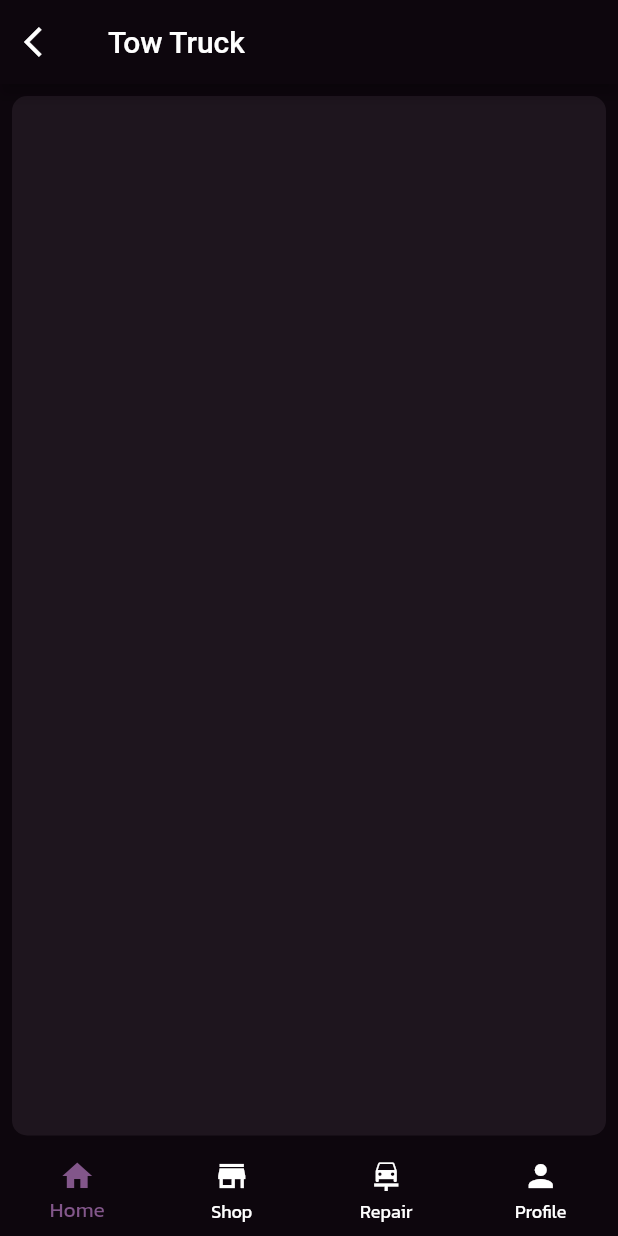
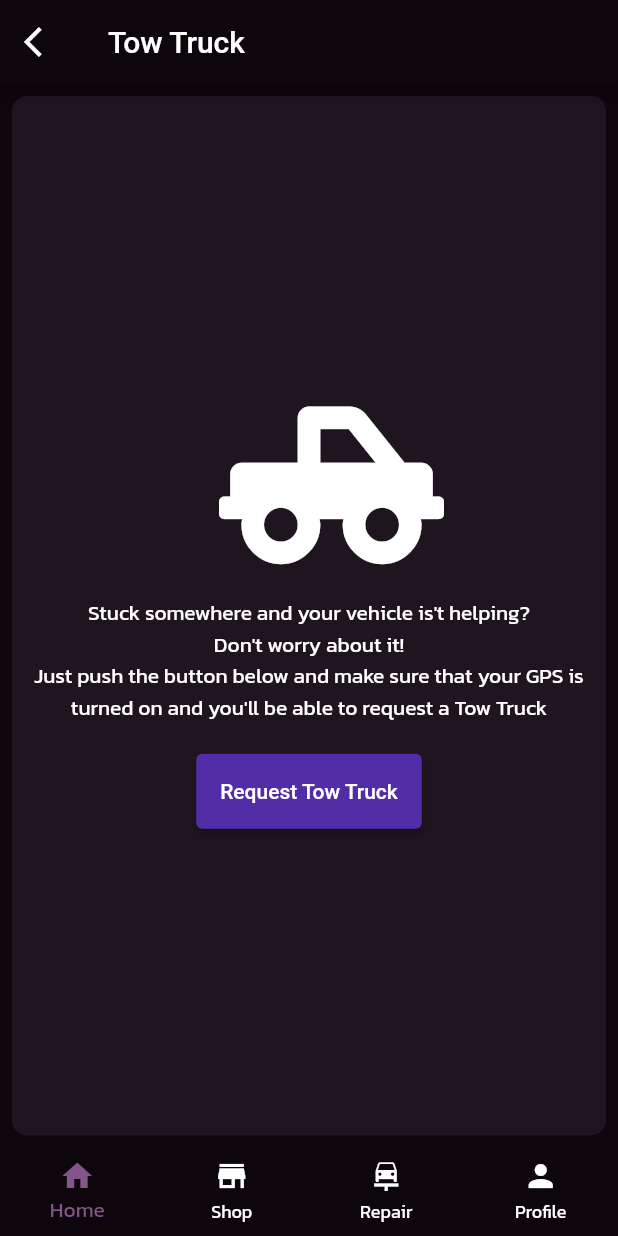
Before and after one commit to maghrabyy/PocketMechnicApp, a Flutter app: the screen it shows after launch, after a tap on "Tow Truck", on a phone screen of 412 x 824 dp. Run offline on Flutter 3.47's test engine with Material 2 defaults, Android fonts, the phone set to English and light mode, and no system bars; our stand-ins replace font_awesome_flutter.

Commit message:
Initiating Tow Truck Page

```diff
--- a/lib/HomePage/vehMaintenanceSection.dart
+++ b/lib/HomePage/vehMaintenanceSection.dart
@@ -1,11 +1,8 @@
 import 'package:flutter/material.dart';
-import 'package:flutter_course/TowTruckPage/towtruck_page.dart';
-import 'package:flutter_course/main.dart';
 import 'package:flutter_course/style.dart';
 import 'package:flutter_course/extractedWidgets/rounded_container.dart';
 import 'package:flutter_course/extractedWidgets/icon_content.dart';
 import 'package:font_awesome_flutter/font_awesome_flutter.dart';
-import 'package:flutter_course/NearbyMechanic Page/nearbymechanic_page.dart';
 
 enum vMaintanceSubServices { nearbyMechanic, towTruck }
 vMaintanceSubServices? selectedSubService;
@@ -29,17 +26,7 @@ class _VehMaintenanceSectionState extends State<VehMaintenanceSection> {
               onPressed: () {
                 setState(() {
                   selectedSubService = vMaintanceSubServices.nearbyMechanic;
-                  Navigator.push(
-                    context,
-                    MaterialPageRoute(
-                      builder: (context) {
-                        return const NavigatingPage(
-                          title: 'Nearby Mechanics',
-                          page: NearbyMechanicPage(),
-                        );
-                      },
-                    ),
-                  );
+                  Navigator.pushNamed(context, 'NearbyMechanicPage');
                 });
               },
               boxColor:
@@ -56,17 +43,7 @@ class _VehMaintenanceSectionState extends State<VehMaintenanceSection> {
               onPressed: () {
                 setState(() {
                   selectedSubService = vMaintanceSubServices.towTruck;
-                  Navigator.push(
-                    context,
-                    MaterialPageRoute(
-                      builder: (context) {
-                        return const NavigatingPage(
-                          title: 'Tow Truck',
-                          page: TowTruckPage(),
-                        );
-                      },
-                    ),
-                  );
+                  Navigator.pushNamed(context, 'TowTruckPage');
                 });
               },
               boxColor: selectedSubService == vMaintanceSubServices.towTruck
--- a/lib/TowTruckPage/towtruck_page.dart
+++ b/lib/TowTruckPage/towtruck_page.dart
@@ -1,6 +1,7 @@
 import 'package:flutter/material.dart';
 import 'package:flutter_course/extractedWidgets/rounded_container.dart';
 import 'package:flutter_course/style.dart';
+import 'package:font_awesome_flutter/font_awesome_flutter.dart';
 
 class TowTruckPage extends StatefulWidget {
   const TowTruckPage({Key? key}) : super(key: key);
@@ -14,6 +15,38 @@ class _TowTruckPageState extends State<TowTruckPage> {
   Widget build(BuildContext context) {
     return RoundedContainer(
       boxColor: containerColor,
+      boxChild: Column(
+        mainAxisAlignment: MainAxisAlignment.center,
+        children: [
+          const Padding(
+            padding: EdgeInsets.all(15.0),
+            child: Icon(
+              FontAwesomeIcons.truckPickup,
+              size: 120,
+            ),
+          ),
+          const Text(
+            'Stuck somewhere and your vehicle is\'t helping?',
+          ),
+          const Text(
+            'Don\'t worry about it!',
+          ),
+          const Text(
+            'Just push the button below and make sure that your GPS is turned on and you\'ll be able to request a Tow Truck',
+            textAlign: TextAlign.center,
+          ),
+          Padding(
+            padding: const EdgeInsets.all(20.0),
+            child: ElevatedButton(
+              style: ElevatedButton.styleFrom(
+                  primary: Colors.deepPurple.shade700,
+                  minimumSize: const Size(140, 50)),
+              onPressed: () {},
+              child: const Text('Request Tow Truck'),
+            ),
+          ),
+        ],
+      ),
     );
   }
 }
--- a/lib/main.dart
+++ b/lib/main.dart
@@ -1,6 +1,9 @@
 import 'package:flutter/material.dart';
 import 'package:flutter_course/style.dart';
 import 'package:flutter_course/HomePage/homepage.dart';
+
+import 'NearbyMechanic Page/nearbymechanic_page.dart';
+import 'TowTruckPage/towtruck_page.dart';
 
 void main() {
   runApp(const MyApp());
@@ -12,30 +15,24 @@ class MyApp extends StatelessWidget {
   Widget build(BuildContext context) {
     return MaterialApp(
       theme: pmTheme(),
-      home: const MainApp(
-        leading: Padding(
-          padding: EdgeInsets.all(8.0),
-          child: ClipOval(
-            child: Image(
-              image: AssetImage('assets/pmLogo3.png'),
+      initialRoute: '/',
+      routes: {
+        '/': (context) => const InitialPage(),
+        'NearbyMechanicPage': (context) => const NavigatingPage(
+              title: 'Nearby Mechanics',
+              page: NearbyMechanicPage(),
             ),
-          ),
-        ),
-        title: 'Pocket Mechanic',
-        actions: [
-          IconButton(
-            onPressed: null,
-            icon: Icon(Icons.more_vert),
-          ),
-        ],
-        body: MyHomePage(),
-      ),
+        'TowTruckPage': (context) => const NavigatingPage(
+              title: 'Tow Truck',
+              page: TowTruckPage(),
+            ),
+      },
     );
   }
 }
 
-class MainApp extends StatelessWidget {
-  const MainApp(
+class Page extends StatelessWidget {
+  const Page(
       {Key? key,
       required this.body,
       required this.title,
@@ -78,6 +75,34 @@ class MainApp extends StatelessWidget {
   }
 }
 
+class InitialPage extends StatelessWidget {
+  const InitialPage({
+    Key? key,
+  }) : super(key: key);
+
+  @override
+  Widget build(BuildContext context) {
+    return const Page(
+      leading: Padding(
+        padding: EdgeInsets.all(8.0),
+        child: ClipOval(
+          child: Image(
+            image: AssetImage('assets/pmLogo3.png'),
+          ),
+        ),
+      ),
+      title: 'Pocket Mechanic',
+      actions: [
+        IconButton(
+          onPressed: null,
+          icon: Icon(Icons.more_vert),
+        ),
+      ],
+      body: MyHomePage(),
+    );
+  }
+}
+
 class NavigatingPage extends StatelessWidget {
   const NavigatingPage({Key? key, required this.title, required this.page})
       : super(key: key);
@@ -85,7 +110,7 @@ class NavigatingPage extends StatelessWidget {
   final Widget page;
   @override
   Widget build(BuildContext context) {
-    return MainApp(
+    return Page(
         leading: IconButton(
             onPressed: () {
               Navigator.pop(context);
```
